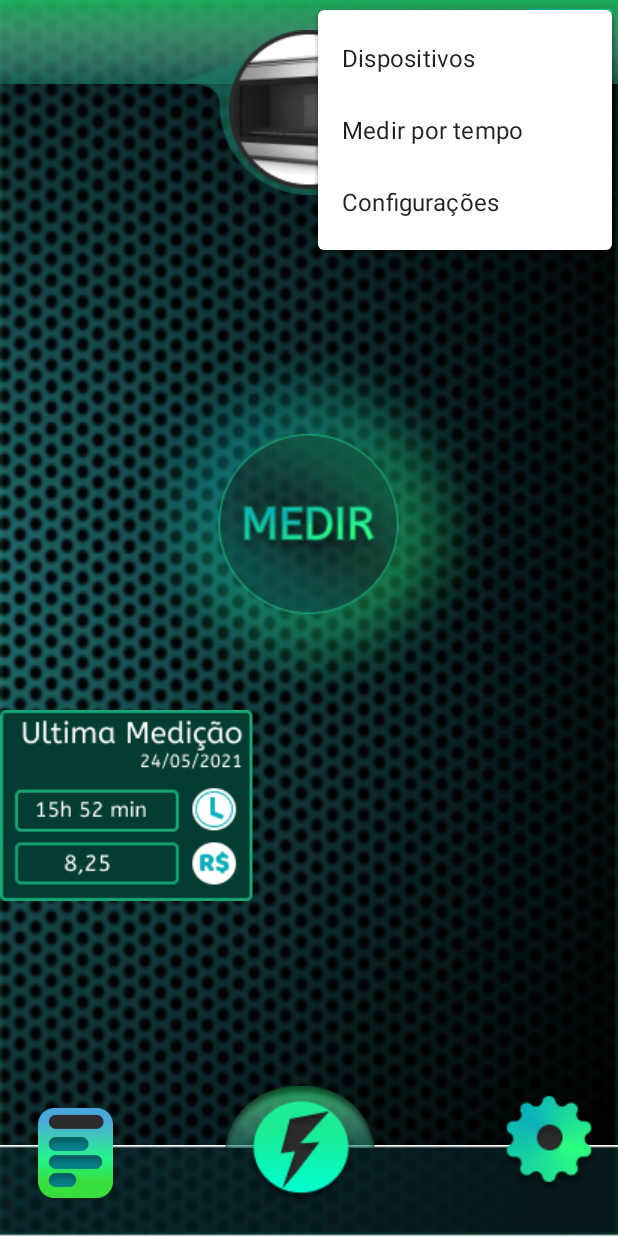
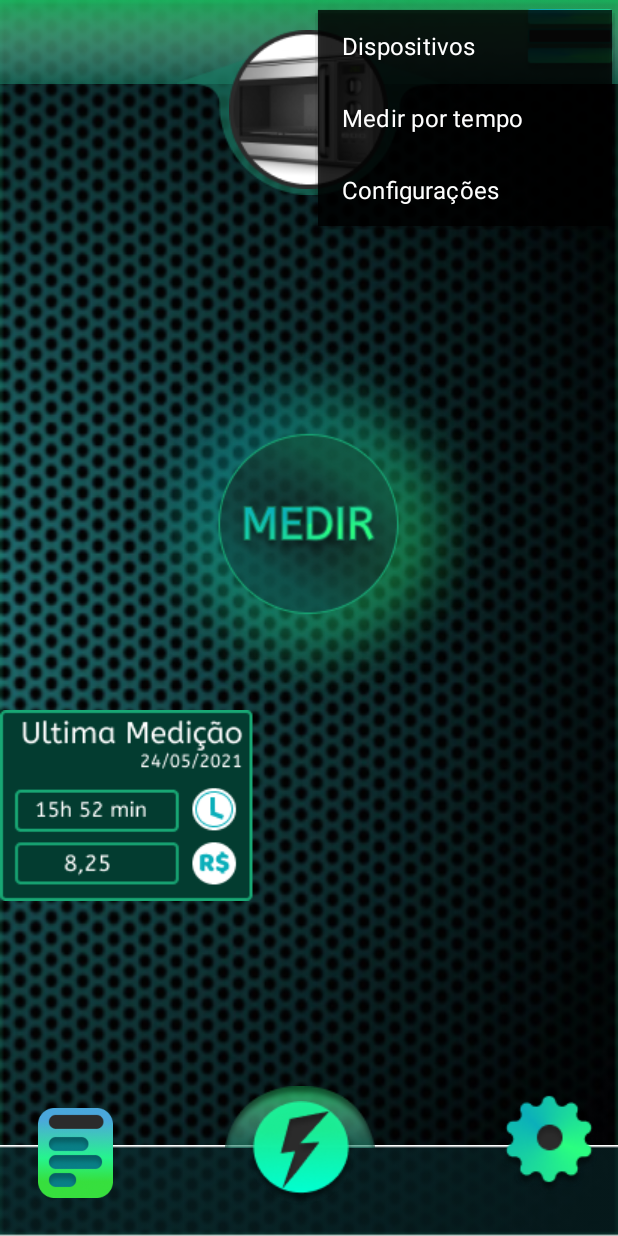
Before and after one commit to natanriegler/OverflowPlugLight, an Android app: the screen it shows after launch (MainActivity), with the options menu open, on a phone screen of 412 x 824 dp. Run offline under Robolectric (Android 15) with nearby library versions, the phone set to English and light mode, and no system bars.

Commit message:
popup menu design

```diff
--- /dev/null
+++ b/app/src/main/res/drawable/shape1.xml
@@ -0,0 +1,4 @@
+<?xml version="1.0" encoding="utf-8"?>
+<shape xmlns:android="http://schemas.android.com/apk/res/android">
+    <solid android:color="#8C0A2D2F"/>
+</shape>
--- a/app/src/main/res/values/colors.xml
+++ b/app/src/main/res/values/colors.xml
@@ -7,4 +7,5 @@
     <color name="teal_700">#FF018786</color>
     <color name="black">#FF000000</color>
     <color name="white">#FFFFFFFF</color>
+    <color name="black73">#BA000000</color>
 </resources>
--- a/app/src/main/res/values/themes.xml
+++ b/app/src/main/res/values/themes.xml
@@ -13,6 +13,8 @@
         <item name="android:statusBarColor" tools:targetApi="l">?attr/colorPrimaryVariant</item>
         <!-- Customize your theme here. -->
         <item name="android:actionOverflowButtonStyle">@style/MyActionButtonOverflow</item>
+        <item name="popupMenuBackground">@color/black73</item>
+        <item name="android:textColor">@color/white</item>
 
     </style>
 
```
